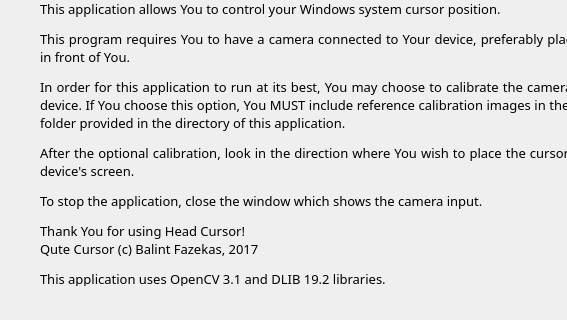
Qt form qutecursor.ui (Woaf/QuteCursor) before a commit; both pictures show x 0 to 567 and y 151 to 471 of the 830 by 471 pixel window.
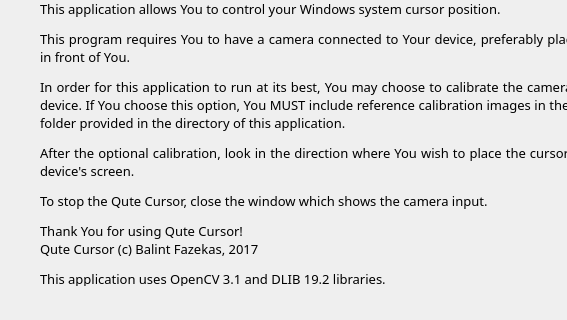
The same form after that commit.

Commit message: Minor changes in the manual text.

What changed in the file:
```diff
--- a/qutecursor.ui
+++ b/qutecursor.ui
@@ -111,8 +111,8 @@
 &lt;p align=&quot;justify&quot; style=&quot; margin-top:12px; margin-bottom:12px; margin-left:0px; margin-right:0px; -qt-block-indent:0; text-indent:0px;&quot;&gt;&lt;span style=&quot; font-size:10pt; color:#000000;&quot;&gt;This program requires You to have a camera connected to Your device, preferably placed right in front of You.&lt;/span&gt;&lt;/p&gt;
 &lt;p align=&quot;justify&quot; style=&quot; margin-top:12px; margin-bottom:12px; margin-left:0px; margin-right:0px; -qt-block-indent:0; text-indent:0px;&quot;&gt;&lt;span style=&quot; font-size:10pt; color:#000000;&quot;&gt;In order for this application to run at its best, You may choose to calibrate the camera of Your device. If You choose this option, You MUST include reference calibration images in the IMAGES folder provided in the directory of this application.&lt;/span&gt;&lt;/p&gt;
 &lt;p align=&quot;justify&quot; style=&quot; margin-top:12px; margin-bottom:12px; margin-left:0px; margin-right:0px; -qt-block-indent:0; text-indent:0px;&quot;&gt;&lt;span style=&quot; font-size:10pt; color:#000000;&quot;&gt;After the optional calibration, look in the direction where You wish to place the cursor on Your device's screen.&lt;/span&gt;&lt;/p&gt;
-&lt;p align=&quot;justify&quot; style=&quot; margin-top:12px; margin-bottom:12px; margin-left:0px; margin-right:0px; -qt-block-indent:0; text-indent:0px;&quot;&gt;&lt;span style=&quot; font-size:10pt; color:#000000;&quot;&gt;To stop the application, close the window which shows the camera input.&lt;/span&gt;&lt;/p&gt;
-&lt;p align=&quot;justify&quot; style=&quot; margin-top:12px; margin-bottom:12px; margin-left:0px; margin-right:0px; -qt-block-indent:0; text-indent:0px;&quot;&gt;&lt;span style=&quot; font-size:10pt; color:#000000;&quot;&gt;Thank You for using Head Cursor!&lt;/span&gt;&lt;br /&gt;&lt;span style=&quot; font-size:10pt; color:#000000;&quot;&gt;Qute Cursor (c) Balint Fazekas, 2017&lt;/span&gt;&lt;/p&gt;
+&lt;p align=&quot;justify&quot; style=&quot; margin-top:12px; margin-bottom:12px; margin-left:0px; margin-right:0px; -qt-block-indent:0; text-indent:0px;&quot;&gt;&lt;span style=&quot; font-size:10pt; color:#000000;&quot;&gt;To stop the Qute Cursor, close the window which shows the camera input.&lt;/span&gt;&lt;/p&gt;
+&lt;p align=&quot;justify&quot; style=&quot; margin-top:12px; margin-bottom:12px; margin-left:0px; margin-right:0px; -qt-block-indent:0; text-indent:0px;&quot;&gt;&lt;span style=&quot; font-size:10pt; color:#000000;&quot;&gt;Thank You for using Qute Cursor!&lt;/span&gt;&lt;br /&gt;&lt;span style=&quot; font-size:10pt; color:#000000;&quot;&gt;Qute Cursor (c) Balint Fazekas, 2017&lt;/span&gt;&lt;/p&gt;
 &lt;p style=&quot; margin-top:0px; margin-bottom:0px; margin-left:0px; margin-right:0px; -qt-block-indent:0; text-indent:0px;&quot;&gt;&lt;span style=&quot; font-size:10pt; color:#000000;&quot;&gt;This application uses OpenCV 3.1 and DLIB 19.2 libraries.&lt;/span&gt;&lt;/p&gt;&lt;/body&gt;&lt;/html&gt;</string>
     </property>
     <property name="scaledContents">
```
The commit also changes 1 other file.
